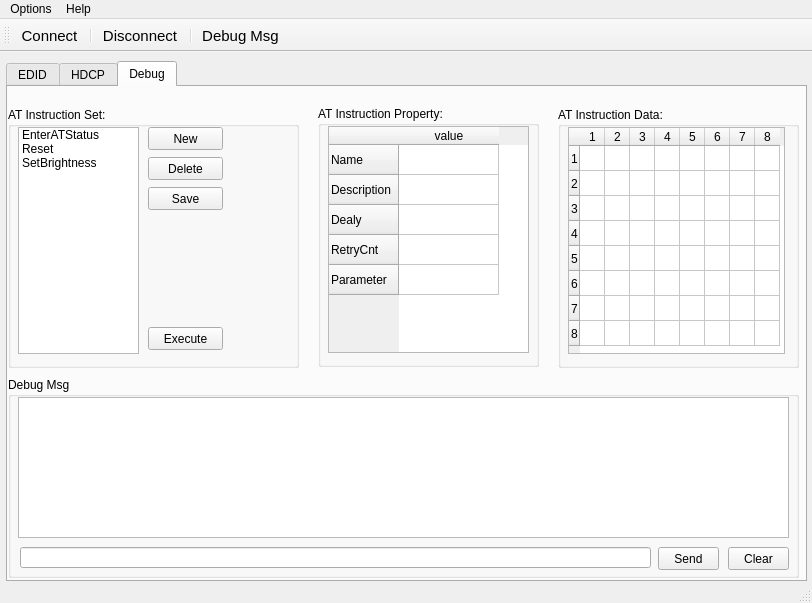
The window that mainwindow.ui (HeartbreakSurvivor/DDCTool) describes before a commit, drawn with Qt 5.
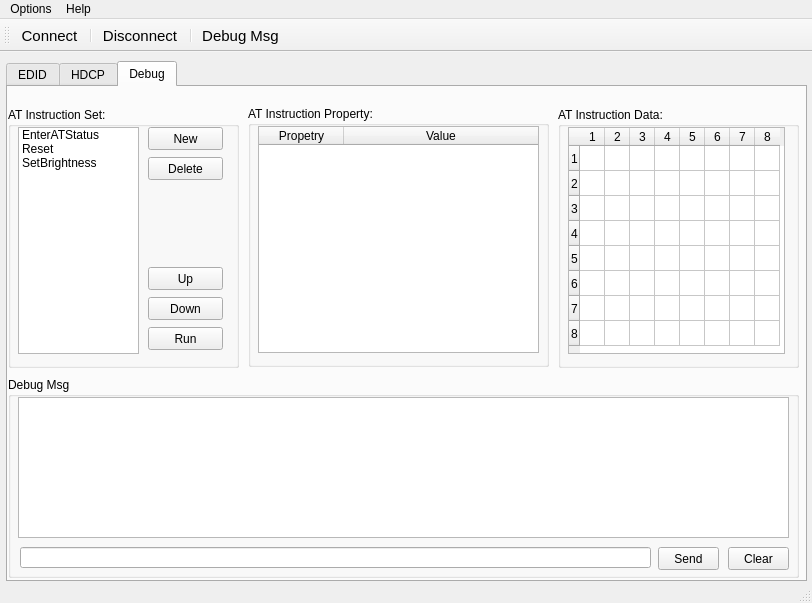
The same window after the commit. The open tabs and pages were chosen to show the change. Icons and pictures are not drawn.

What changed in the file:
```diff
--- a/mainwindow.ui
+++ b/mainwindow.ui
@@ -1260,9 +1260,9 @@
      <widget class="QGroupBox" name="groupBox_4">
       <property name="geometry">
        <rect>
-        <x>310</x>
+        <x>240</x>
         <y>19</y>
-        <width>221</width>
+        <width>301</width>
         <height>261</height>
        </rect>
       </property>
@@ -1274,38 +1274,78 @@
         <rect>
          <x>10</x>
          <y>20</y>
-         <width>201</width>
+         <width>281</width>
          <height>227</height>
         </rect>
        </property>
-       <row>
+       <property name="toolTipDuration">
+        <number>-1</number>
+       </property>
+       <property name="autoFillBackground">
+        <bool>false</bool>
+       </property>
+       <property name="autoScroll">
+        <bool>false</bool>
+       </property>
+       <property name="dragEnabled">
+        <bool>false</bool>
+       </property>
+       <property name="textElideMode">
+        <enum>Qt::ElideLeft</enum>
+       </property>
+       <property name="showGrid">
+        <bool>true</bool>
+       </property>
+       <property name="gridStyle">
+        <enum>Qt::SolidLine</enum>
+       </property>
+       <property name="sortingEnabled">
+        <bool>true</bool>
+       </property>
+       <property name="wordWrap">
+        <bool>true</bool>
+       </property>
+       <property name="rowCount">
+        <number>0</number>
+       </property>
+       <property name="columnCount">
+        <number>2</number>
+       </property>
+       <attribute name="horizontalHeaderCascadingSectionResizes">
+        <bool>false</bool>
+       </attribute>
+       <attribute name="horizontalHeaderDefaultSectionSize">
+        <number>85</number>
+       </attribute>
+       <attribute name="horizontalHeaderMinimumSectionSize">
+        <number>35</number>
+       </attribute>
+       <attribute name="horizontalHeaderStretchLastSection">
+        <bool>true</bool>
+       </attribute>
+       <attribute name="verticalHeaderCascadingSectionResizes">
+        <bool>false</bool>
+       </attribute>
+       <attribute name="verticalHeaderDefaultSectionSize">
+        <number>25</number>
+       </attribute>
+       <attribute name="verticalHeaderMinimumSectionSize">
+        <number>25</number>
+       </attribute>
+       <attribute name="verticalHeaderShowSortIndicator" stdset="0">
+        <bool>false</bool>
+       </attribute>
+       <attribute name="verticalHeaderStretchLastSection">
+        <bool>false</bool>
+       </attribute>
+       <column>
         <property name="text">
-         <string>Name</string>
+         <string>Propetry</string>
         </property>
-       </row>
-       <row>
-        <property name="text">
-         <string>Description</string>
-        </property>
-       </row>
-       <row>
-        <property name="text">
-         <string>Dealy</string>
-        </property>
-       </row>
-       <row>
-        <property name="text">
-         <string>RetryCnt</string>
-        </property>
-       </row>
-       <row>
-        <property name="text">
-         <string>Parameter</string>
-        </property>
-       </row>
+       </column>
        <column>
         <property name="text">
-         <string>value</string>
+         <string>Value</string>
         </property>
        </column>
       </widget>
@@ -1315,7 +1355,7 @@
        <rect>
         <x>0</x>
         <y>20</y>
-        <width>291</width>
+        <width>231</width>
         <height>261</height>
        </rect>
       </property>
@@ -1383,20 +1423,33 @@
         </rect>
        </property>
        <property name="text">
-        <string>Execute</string>
+        <string>Run</string>
        </property>
       </widget>
       <widget class="QPushButton" name="pushButton_15">
        <property name="geometry">
         <rect>
          <x>140</x>
-         <y>80</y>
+         <y>160</y>
          <width>75</width>
          <height>23</height>
         </rect>
        </property>
        <property name="text">
-        <string>Save</string>
+        <string>Up</string>
+       </property>
+      </widget>
+      <widget class="QPushButton" name="pushButton_17">
+       <property name="geometry">
+        <rect>
+         <x>140</x>
+         <y>190</y>
+         <width>75</width>
+         <height>23</height>
+        </rect>
+       </property>
+       <property name="text">
+        <string>Down</string>
        </property>
       </widget>
      </widget>
```
Left out of the diff: 4 changed lines with no effect on the pictures.
